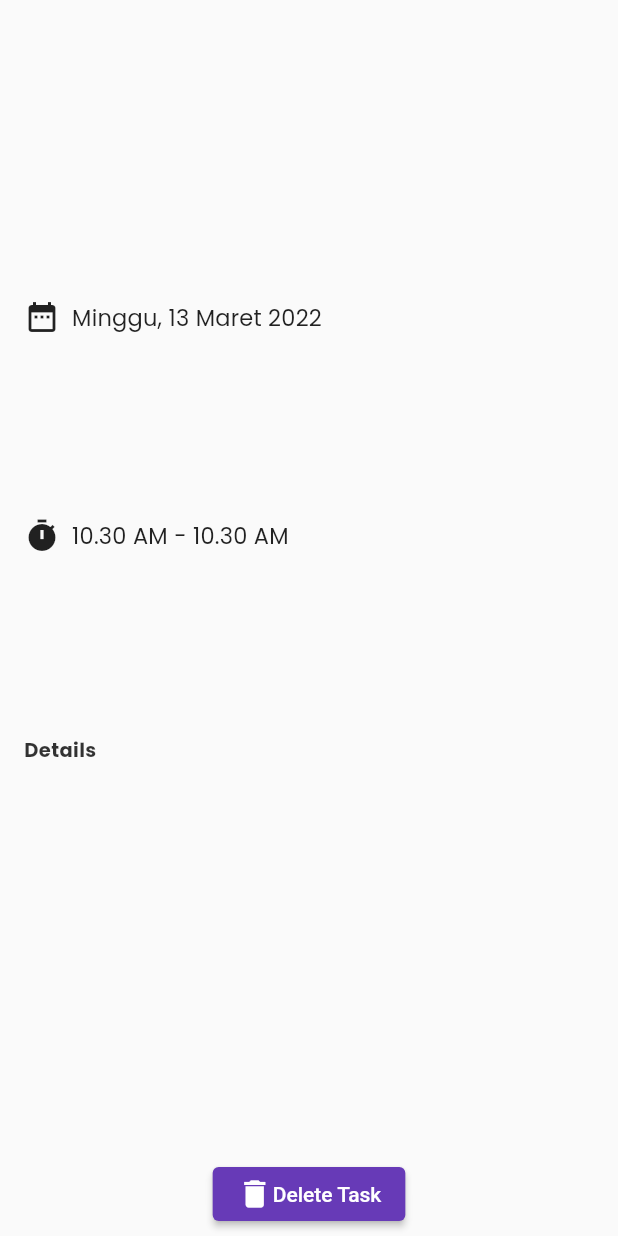
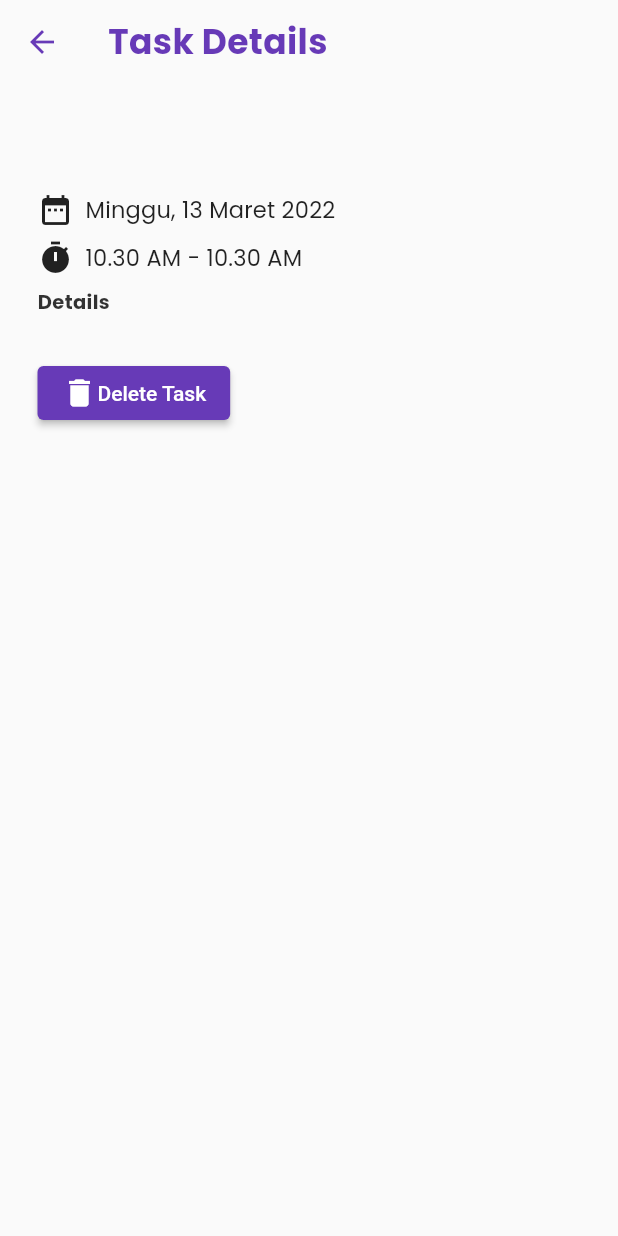
Before and after one commit to determinedguy/todo-listecc, a Flutter app: the TodoDetailPage screen opened directly with empty values, on a phone screen of 412 x 824 dp. Run offline on Flutter 3.47's test engine with Material 2 defaults, Android fonts, the phone set to English and light mode, and no system bars; our stand-ins replace dartz, date_format, equatable, font_awesome_flutter, get_it, google_fonts and 1 more; accounts and stored records are empty.

Commit message:
Fix other bugs

```diff
--- a/lib/main.dart
+++ b/lib/main.dart
@@ -39,7 +39,7 @@ class MyApp extends StatelessWidget {
         title: 'Todo Listecc',
         theme: appTheme,
         home: const HomePage(),
-        navigatorObservers: [routeObserver],
+        navigatorObservers: <NavigatorObserver>[routeObserver],
         onGenerateRoute: (RouteSettings settings) {
           switch (settings.name) {
             case HomePage.ROUTE_NAME:
--- a/lib/presentation/pages/add_todo_page.dart
+++ b/lib/presentation/pages/add_todo_page.dart
@@ -42,8 +42,6 @@ class _AddTodoPageState extends State<AddTodoPage> {
   final TextEditingController _startTimeController = TextEditingController();
   final TextEditingController _endTimeController = TextEditingController();
 
-  final _formKey = GlobalKey<FormState>();
-
   @override
   void initState() {
     initializeDateFormatting();
@@ -75,8 +73,6 @@ class _AddTodoPageState extends State<AddTodoPage> {
         title: const Text('Add Task'),
       ),
       body: SingleChildScrollView(
-        child: Form(
-          key: _formKey,
         child: Column(
           mainAxisAlignment: MainAxisAlignment.spaceAround,
           children: <Widget>[
@@ -240,7 +236,6 @@ class _AddTodoPageState extends State<AddTodoPage> {
             ),
             ElevatedButton(
               onPressed: () async {
-                  if (_formKey.currentState!.validate()) {
                 ScaffoldMessenger.of(context).showSnackBar(
                   const SnackBar(content: Text('Processing Data')),
                 );
@@ -280,7 +275,6 @@ class _AddTodoPageState extends State<AddTodoPage> {
                   context,
                   HomePage.ROUTE_NAME,
                 );
-                  }
               },
               child: Row(
                 mainAxisSize: MainAxisSize.min,
@@ -291,7 +285,6 @@ class _AddTodoPageState extends State<AddTodoPage> {
               ),
             ),
           ],
-          ),
         ),
       ),
     );
--- a/lib/presentation/pages/home_page.dart
+++ b/lib/presentation/pages/home_page.dart
@@ -25,6 +25,12 @@ class _HomePageState extends State<HomePage> with RouteAware {
     Future.microtask(() =>
         Provider.of<TodoListNotifier>(context, listen: false)
             .fetchTodoList());
+  }
+
+  @override
+  void didPopNext() {
+    Provider.of<TodoListNotifier>(context, listen: false)
+            .fetchTodoList();
   }
 
   @override
--- a/lib/presentation/pages/todo_detail_page.dart
+++ b/lib/presentation/pages/todo_detail_page.dart
@@ -23,31 +23,23 @@ class _TodoDetailPageState extends State<TodoDetailPage> {
   @override
   Widget build(BuildContext context) {
     return Scaffold(
-      body: Container(
-        margin: const EdgeInsets.symmetric(vertical: 4),
-        alignment: Alignment.topCenter,
-        padding: const EdgeInsets.only(top: 16),
+      appBar: AppBar(
+        backgroundColor: Colors.transparent,
+        elevation: 0,
+        title: const Text('Task Details'),
+      ),
+      body: SingleChildScrollView(
+        child: Padding(
+          padding: const EdgeInsets.only(top: 30.0, left: 25.0, right: 25.0),
           child: Column(
-          mainAxisAlignment: MainAxisAlignment.spaceBetween,
+            crossAxisAlignment: CrossAxisAlignment.start,
             children: [
-            Padding(
-              padding: const EdgeInsets.only(
-                  top: 16.0, left: 16.0, right: 16.0, bottom: 8.0),
-              child: Row(
-                children: [
-                  Flexible(
-                    child: Text(
+              Text(
                 widget.todo.title,
                 style: kTextTheme.bodyText1,
               ),
-                  ),
-                ],
-              ),
-            ),
-            Padding(
-              padding: const EdgeInsets.only(
-                  top: 16.0, left: 16.0, right: 16.0, bottom: 8.0),
-              child: Row(
+              const Padding(padding: EdgeInsets.all(4.0)),
+              Row(
                 children: [
                   const Icon(Icons.date_range),
                   const SizedBox(width: 8),
@@ -60,11 +52,8 @@ class _TodoDetailPageState extends State<TodoDetailPage> {
                   ),
                 ],
               ),
-            ),
-            Padding(
-              padding: const EdgeInsets.only(
-                  top: 8.0, left: 16.0, right: 16.0, bottom: 8.0),
-              child: Row(
+              const Padding(padding: EdgeInsets.all(4.0)),
+              Row(
                 children: [
                   const Icon(Icons.timer),
                   const SizedBox(width: 8),
@@ -77,12 +66,7 @@ class _TodoDetailPageState extends State<TodoDetailPage> {
                   ),
                 ],
               ),
-            ),
-            Padding(
-              padding: const EdgeInsets.only(
-                  top: 8.0, left: 16.0, right: 16.0, bottom: 8.0),
-              child: Row(
-                children: [
+              const Padding(padding: EdgeInsets.all(4.0)),
               Text(
                 'Details',
                 style: TextStyle(
@@ -90,21 +74,11 @@ class _TodoDetailPageState extends State<TodoDetailPage> {
                   color: Colors.black.withOpacity(0.8),
                 ),
               ),
-                ],
-              ),
-            ),
-            Padding(
-              padding: const EdgeInsets.only(
-                  top: 8.0, left: 16.0, right: 16.0, bottom: 16.0),
-              child: Row(
-                children: [
-                  Flexible(
-                    child: Text(
+              const Padding(padding: EdgeInsets.all(4.0)),
+              Text(
                 widget.todo.details,
-                      style: TextStyle(color: Colors.black.withOpacity(0.6)),
-                    ),
-                  ),
-                ],
+                style: TextStyle(
+                  color: Colors.grey[700],
                 ),
               ),
               ElevatedButton(
@@ -143,6 +117,7 @@ class _TodoDetailPageState extends State<TodoDetailPage> {
                 ),
               ),
             ],
+          ),
         ),
       ),
     );
--- a/lib/presentation/widgets/todo_card.dart
+++ b/lib/presentation/widgets/todo_card.dart
@@ -29,7 +29,7 @@ class TodoCard extends StatelessWidget {
             },
             title: Text(todo.title),
             subtitle: Text(
-              '$_showDate(todo.startDate) $_showTime(todo.startDate, todo.endDate)'
+              _showDate(todo.startDate) + _showTime(todo.startDate, todo.endDate)
             ),
           ),
         ),
--- a/pubspec.yaml
+++ b/pubspec.yaml
@@ -15,7 +15,7 @@ publish_to: 'none' # Remove this line if you wish to publish to pub.dev
 # In iOS, build-name is used as CFBundleShortVersionString while build-number used as CFBundleVersion.
 # Read more about iOS versioning at
 # https://developer.apple.com/library/archive/documentation/General/Reference/InfoPlistKeyReference/Articles/CoreFoundationKeys.html
-version: 0.0.2
+version: 0.0.3
 
 environment:
   sdk: ">=2.15.1 <3.0.0"
```
Lines whose indentation alone changed are shown as unchanged.
